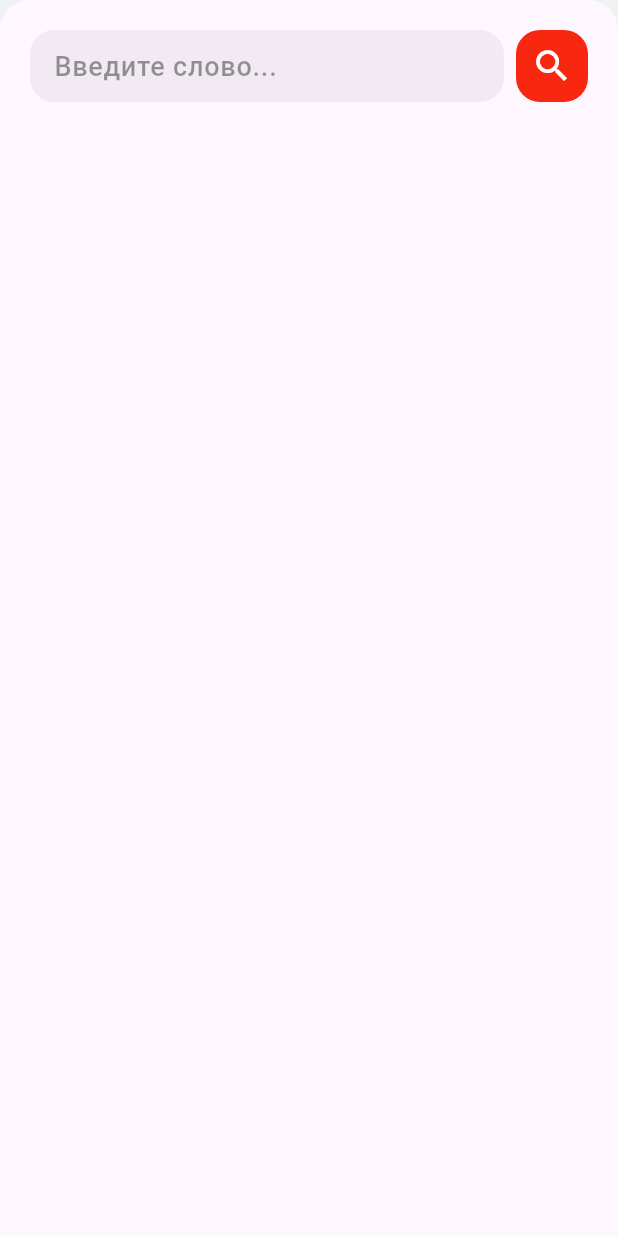
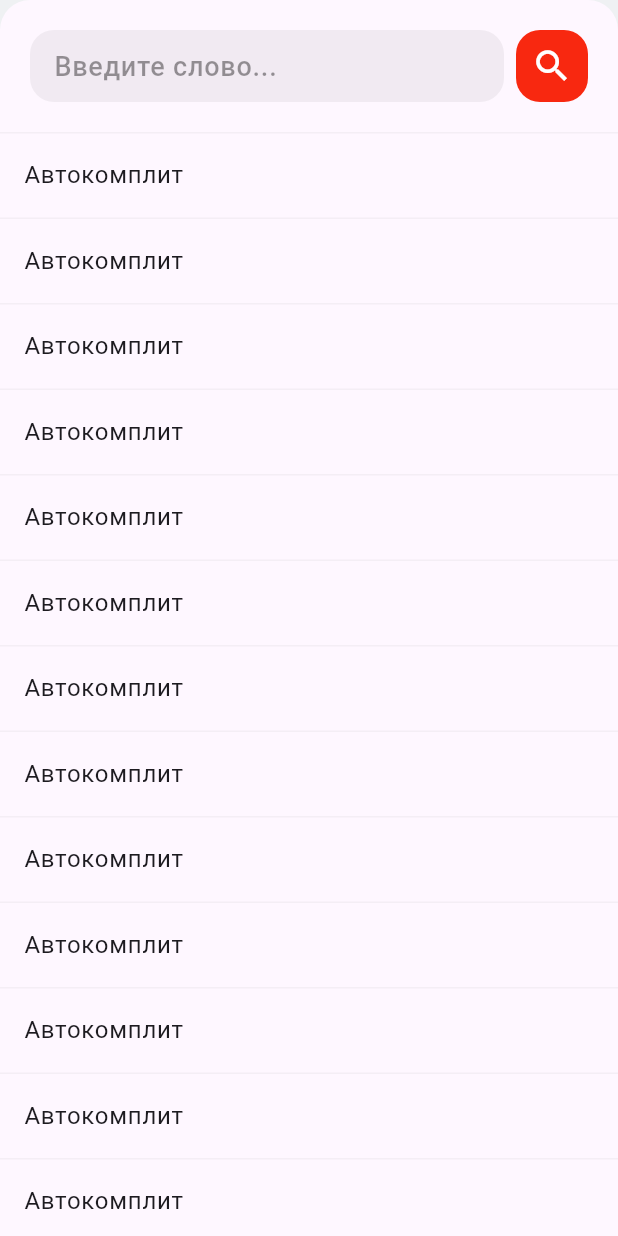
Before and after one commit to dudeel/Rhymer, a Flutter app: the BaseBottomSheet widget shown alone on an empty page, opened directly, on a phone screen of 412 x 824 dp. Run offline on Flutter 3.47's test engine with Material 2 defaults, Android fonts, the phone set to English and light mode, and no system bars; our stand-ins replace auto_route.

Commit message:
Add autocomplite text on design ButtomSheet

```diff
--- a/lib/core/ui/theme/theme.dart
+++ b/lib/core/ui/theme/theme.dart
@@ -3,6 +3,9 @@ import 'package:flutter/material.dart';
 const primaryColor = Color(0xFFF82810);
 
 final themeData = ThemeData(
+  dividerTheme: DividerThemeData(
+    color: Colors.grey.withOpacity(0.1),
+  ),
   primaryColor: primaryColor,
   useMaterial3: true,
   scaffoldBackgroundColor: const Color(0xFFEFF1F3),
--- a/lib/core/ui/widgets/base/base_bottom_sheet.dart
+++ b/lib/core/ui/widgets/base/base_bottom_sheet.dart
@@ -9,20 +9,15 @@ class BaseBottomSheet extends StatelessWidget {
   Widget build(BuildContext context) {
     final theme = Theme.of(context);
     return Container(
-      padding: const EdgeInsets.all(20),
       decoration: BoxDecoration(
         color: theme.canvasColor,
         borderRadius: const BorderRadius.vertical(
           top: Radius.circular(20),
         ),
       ),
-      child: Column(
-        children: [
-          SizedBox(
-            width: double.infinity,
-            child: child,
-          ),
-        ],
+      child: SizedBox(
+        width: double.infinity,
+        child: child,
       ),
     );
   }
--- a/lib/features/search/widgets/search_rhymes_bottom_sheet.dart
+++ b/lib/features/search/widgets/search_rhymes_bottom_sheet.dart
@@ -6,7 +6,11 @@ class SearchRhymesBottomSheet extends StatelessWidget {
   @override
   Widget build(BuildContext context) {
     final theme = Theme.of(context);
-    return Row(
+    return Column(
+      children: [
+        Padding(
+          padding: const EdgeInsets.all(20),
+          child: Row(
             children: [
               Expanded(
                 child: Container(
@@ -52,6 +56,20 @@ class SearchRhymesBottomSheet extends StatelessWidget {
                 ),
               ),
             ],
+          ),
+        ),
+        const Divider(height: 1),
+        Expanded(
+          child: ListView.separated(
+            itemBuilder: (context, index) => ListTile(
+              title: const Text('Автокомплит'),
+              onTap: () {},
+            ),
+            separatorBuilder: (context, _) => const Divider(height: 1),
+            itemCount: 15,
+          ),
+        ),
+      ],
     );
   }
 }
```
Lines whose indentation alone changed are shown as unchanged.
